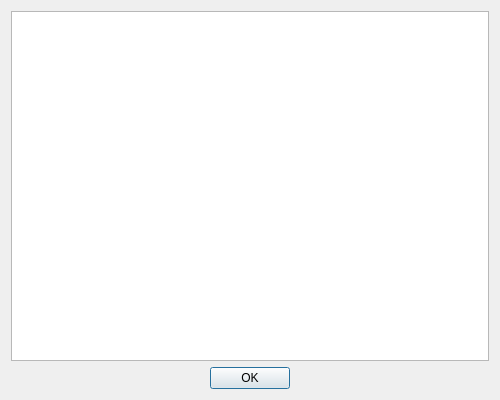
Old version of the form editor/ThirdPartyDialog.ui in the repository zapolnov/zxide.
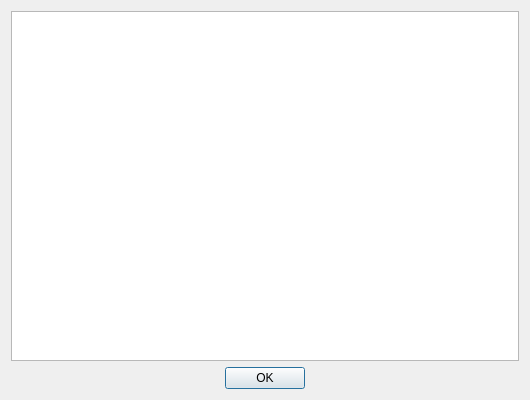
New version of the form.

```diff
--- a/editor/ThirdPartyDialog.ui
+++ b/editor/ThirdPartyDialog.ui
@@ -6,7 +6,7 @@
    <rect>
     <x>0</x>
     <y>0</y>
-    <width>500</width>
+    <width>530</width>
     <height>400</height>
    </rect>
   </property>
```
